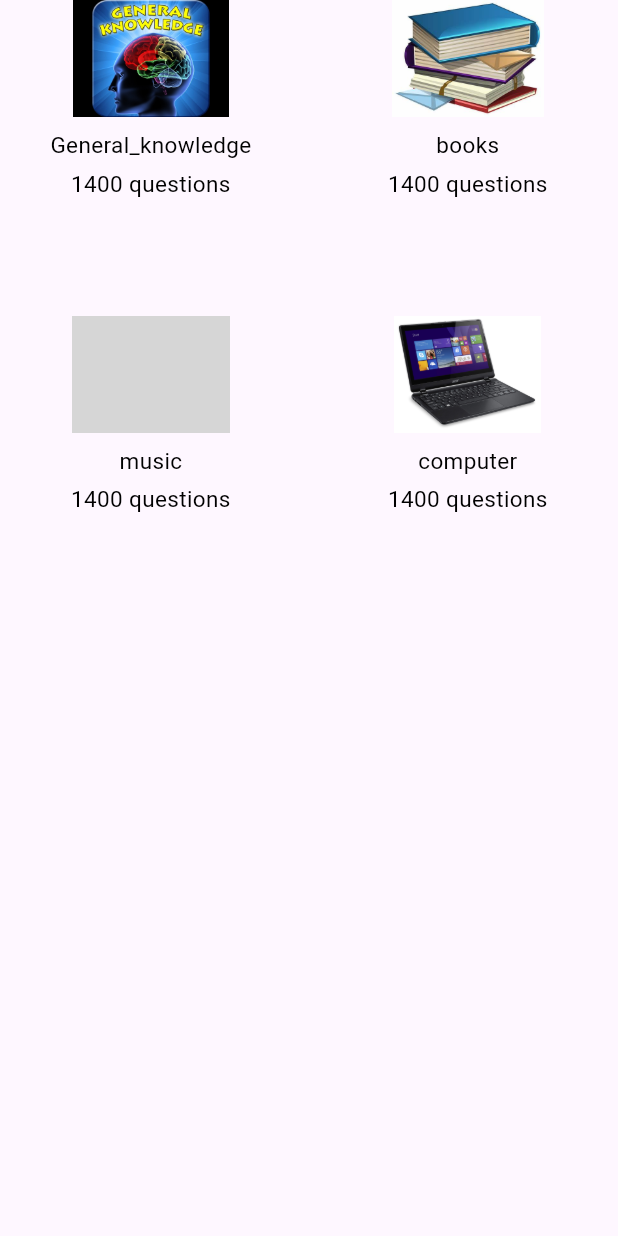
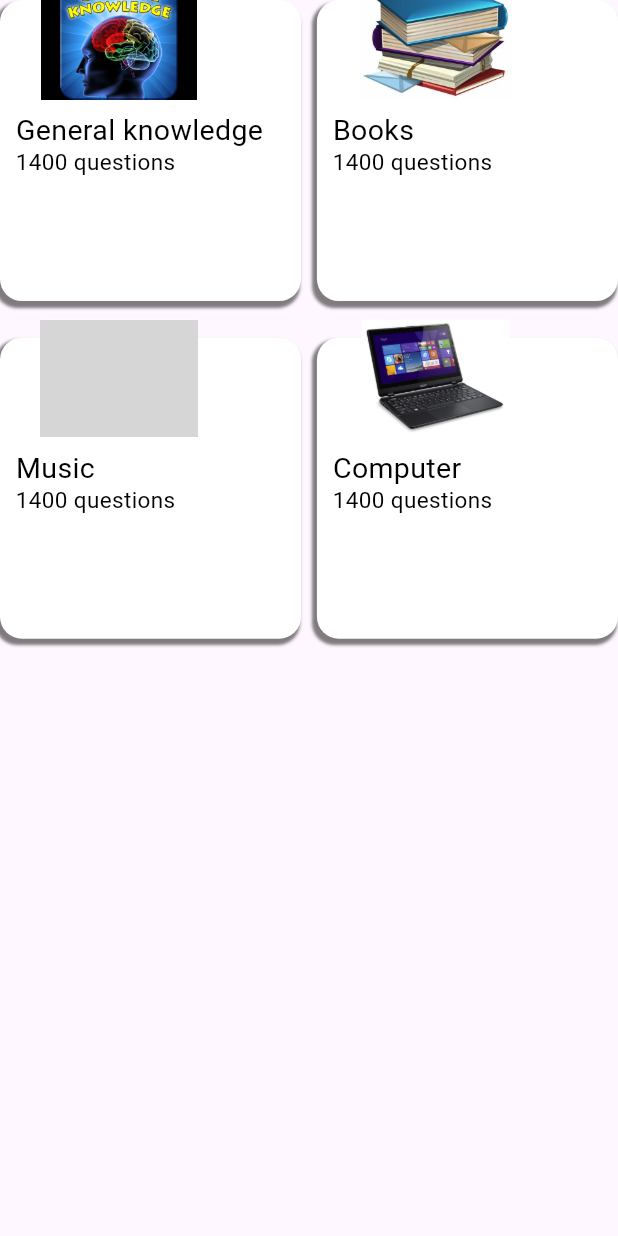
Before and after one commit to OLADISEA/trivia, a Flutter app: the QuizCategory widget shown alone on an empty page, opened directly, on a phone screen of 412 x 824 dp. Run offline on Flutter 3.47's test engine with Material 3 defaults, Android fonts, the phone set to English and light mode, and no system bars; our stand-ins replace flutter_screenutil, persistent_bottom_nav_bar; grey boxes are pictures that could not be loaded.

Commit message:
Refactored some codes in the quiz category

```diff
--- a/lib/features/home/presentation/widgets/quiz_category.dart
+++ b/lib/features/home/presentation/widgets/quiz_category.dart
@@ -1,6 +1,7 @@
 import 'package:flutter/material.dart';
 import 'package:flutter_screenutil/flutter_screenutil.dart';
 import 'package:trivia/core/common/widgets/reusable_text.dart';
+import 'package:trivia/features/quiz/presentation/quiz_page.dart';
 
 class QuizCategory extends StatelessWidget {
   const QuizCategory({super.key});
@@ -13,34 +14,56 @@ class QuizCategory extends StatelessWidget {
           gridDelegate: SliverGridDelegateWithFixedCrossAxisCount(
             crossAxisCount: 2, // Number of items per row
             crossAxisSpacing: 10.w, // Horizontal spacing between items
-            mainAxisSpacing: 10.h, // Vertical spacing between items
+            mainAxisSpacing: 25.h, // Vertical spacing between items
             childAspectRatio: 1, // Aspect ratio of each item
           ),
           itemBuilder: (context, index){
             final imageList = ["general_knowledge.jpg","books.jpg","music.png","computer.jpg"];
-            final titleList = ["General_knowledge","books","music","computer"];
-            return gridItem(image: imageList[index], quizTitle: titleList[index], questionsNum: "1400");
+            final titleList = ["General knowledge","Books","Music","Computer"];
+            return gridItem(context: context,image: imageList[index], quizTitle: titleList[index], questionsNum: "1400");
           }),
     );
   }
 
- Widget gridItem({required String image, required String quizTitle, required String questionsNum}){
+ Widget gridItem({required BuildContext context,required String image, required String quizTitle, required String questionsNum}){
     return InkWell(
         onTap: (){
-
+          Navigator.of(context).push(MaterialPageRoute(builder: (context)=> QuizPage()));
         },
         child: Container(
+          height: 300.h,
           decoration: BoxDecoration(
-            borderRadius: BorderRadius.circular(15.r)
+            borderRadius: BorderRadius.circular(15.r),
+            color: Colors.white,
+            boxShadow: [
+              BoxShadow(
+                color: Colors.black.withOpacity(0.5),
+                spreadRadius: 1,
+                blurRadius: 1,
+                offset: Offset(-2,3)
+              )
+            ]
           ),
           padding: EdgeInsets.only(left: 10.w,right: 10),
-          child: Column(
+          child: Stack(
+            alignment: Alignment.topLeft,
+            clipBehavior: Clip.none,
             children: [
-              Image.asset("assets/images/$image",width: 100.w,height: 80.h,),
-              SizedBox(height: 8.h,),
-              Reusable(text: quizTitle),
-              SizedBox(height: 5.h),
-              Reusable(text: '$questionsNum questions')
+              Positioned(
+                  top: -12.h,
+                  left: 15.w,
+                  child: Image.asset("assets/images/$image",width: 100.w,height: 80.h,)
+              ),
+              //SizedBox(height: 70.h,),
+              Container(
+                margin: EdgeInsets.only(top: 75.h),
+                  //height: 50.h,
+                  //width: 100.w,
+                  child: Reusable(text: quizTitle,fontSize: 18.sp,textAlign: TextAlign.left,)),
+              //SizedBox(height: 5.h),
+              Container(
+                  margin: EdgeInsets.only(top: 100.h),
+                  child: Reusable(text: '$questionsNum questions'))
             ],
           ),
         ),
```
